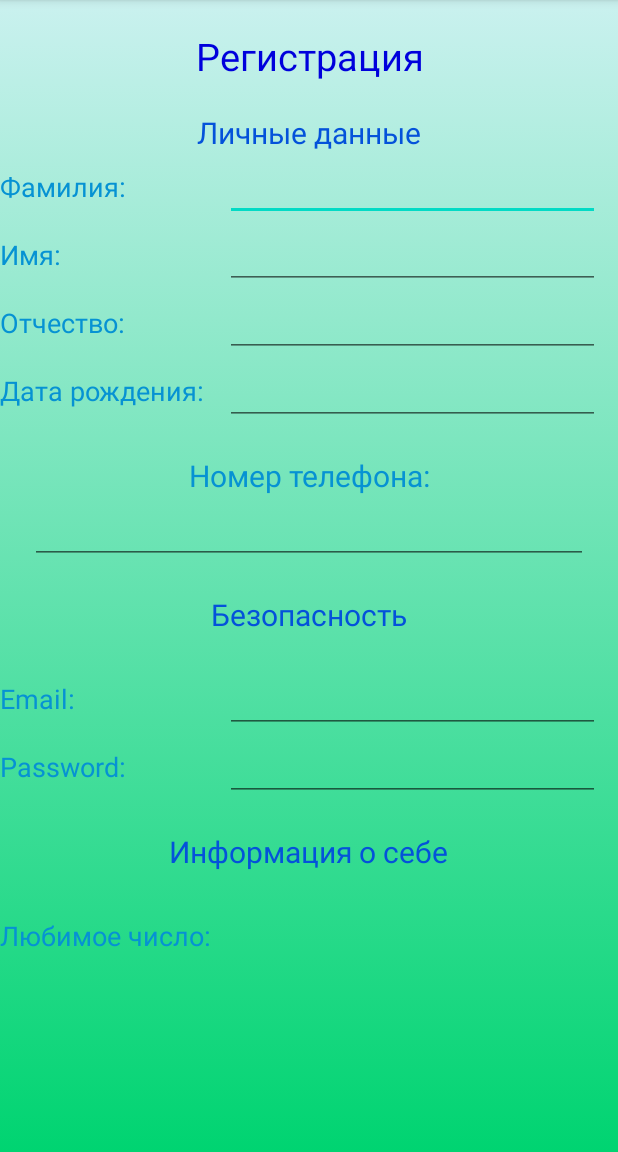
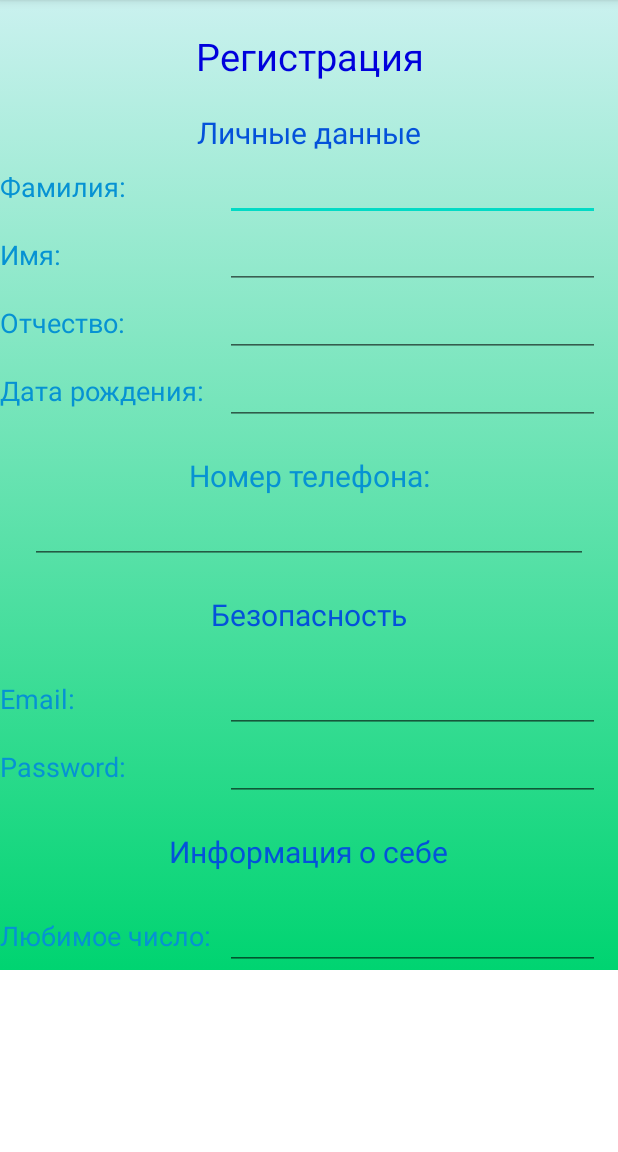
Before and after one commit to omy-q/FirstAndroidApp, an Android app: the EditTextActivity screen opened directly, with no data from a screen before it, on a phone screen of 412 x 824 dp, the part 84-1236 px from its top. Run offline under Robolectric (Android 15) with nearby library versions, the phone set to English and light mode, and no system bars.

Commit message:
add ScrollView

```diff
--- a/app/src/main/res/layout/activity_edit_text.xml
+++ b/app/src/main/res/layout/activity_edit_text.xml
@@ -1,31 +1,35 @@
 <?xml version="1.0" encoding="utf-8"?>
+<ScrollView xmlns:android="http://schemas.android.com/apk/res/android"
+    xmlns:tools="http://schemas.android.com/tools"
+    android:layout_width="match_parent"
+    android:layout_height="wrap_content">
+
     <LinearLayout
-    xmlns:android="http://schemas.android.com/apk/res/android"
         android:layout_width="match_parent"
         android:layout_height="match_parent"
+        android:background="@drawable/linearlayout_edit_text_elements"
         android:gravity="center_horizontal"
-    android:orientation="vertical"
-    android:background="@drawable/linearlayout_edit_text_elements">
+        android:orientation="vertical">
 
         <TextView
             android:id="@+id/registration"
             android:layout_width="wrap_content"
             android:layout_height="wrap_content"
+            android:layout_marginTop="20dp"
             android:gravity="center"
             android:text="@string/registration"
             android:textColor="@color/heading"
-        android:textSize="25sp"
-        android:layout_marginTop="20dp"/>
+            android:textSize="25sp" />
 
         <TextView
             android:id="@+id/person_data"
             android:layout_width="wrap_content"
             android:layout_height="wrap_content"
+            android:layout_marginTop="20dp"
             android:gravity="center"
             android:text="@string/person_data"
             android:textColor="@color/heading_2level"
-        android:textSize="20sp"
-        android:layout_marginTop="20dp" />
+            android:textSize="20sp" />
 
         <LinearLayout
             android:layout_width="match_parent"
@@ -44,8 +48,7 @@
                 android:id="@+id/surname_text"
                 android:layout_width="250dp"
                 android:layout_height="wrap_content"
-            android:inputType="textPersonName"
-            />
+                android:inputType="textPersonName" />
 
         </LinearLayout>
 
@@ -115,25 +118,25 @@
         <LinearLayout
             android:layout_width="match_parent"
             android:layout_height="wrap_content"
-        android:orientation="vertical"
-        android:layout_marginTop="20dp">
+            android:layout_marginTop="20dp"
+            android:orientation="vertical">
 
             <TextView
                 android:id="@+id/phone"
                 android:layout_width="match_parent"
                 android:layout_height="wrap_content"
+                android:gravity="center"
                 android:text="@string/phone"
                 android:textColor="@color/text"
-            android:textSize="20sp"
-            android:gravity="center"/>
+                android:textSize="20sp" />
 
             <EditText
                 android:id="@+id/phone_text"
                 android:layout_width="match_parent"
                 android:layout_height="wrap_content"
-            android:inputType="phone"
                 android:layout_marginStart="20dp"
-            android:layout_marginEnd="20dp"/>
+                android:layout_marginEnd="20dp"
+                android:inputType="phone" />
 
         </LinearLayout>
 
@@ -142,17 +145,17 @@
             android:id="@+id/safety"
             android:layout_width="wrap_content"
             android:layout_height="wrap_content"
+            android:layout_marginTop="20dp"
             android:gravity="center"
             android:text="@string/safety"
             android:textColor="@color/heading_2level"
-        android:textSize="20sp"
-        android:layout_marginTop="20dp"/>
+            android:textSize="20sp" />
 
         <LinearLayout
             android:layout_width="match_parent"
             android:layout_height="wrap_content"
-        android:orientation="horizontal"
-        android:layout_marginTop="20dp">
+            android:layout_marginTop="20dp"
+            android:orientation="horizontal">
 
             <TextView
                 android:id="@+id/email"
@@ -166,8 +169,7 @@
                 android:id="@+id/email_text"
                 android:layout_width="250dp"
                 android:layout_height="wrap_content"
-            android:inputType="textEmailAddress"
-            />
+                android:inputType="textEmailAddress" />
 
         </LinearLayout>
 
@@ -196,32 +198,32 @@
             android:id="@+id/questions"
             android:layout_width="wrap_content"
             android:layout_height="wrap_content"
+            android:layout_marginTop="20dp"
             android:gravity="center"
             android:text="@string/questions"
             android:textColor="@color/heading_2level"
-        android:textSize="20sp"
-        android:layout_marginTop="20dp"/>
+            android:textSize="20sp" />
 
         <LinearLayout
             android:layout_width="match_parent"
             android:layout_height="wrap_content"
-        android:orientation="horizontal"
-        android:layout_marginTop="20dp">
+            android:layout_marginTop="20dp"
+            android:orientation="horizontal">
 
             <TextView
                 android:id="@+id/question1"
-            android:layout_width="match_parent"
+                android:layout_width="150dp"
                 android:layout_height="wrap_content"
                 android:text="@string/question1"
                 android:textColor="@color/text"
                 android:textSize="18sp" />
 
             <EditText
-            android:layout_width="match_parent"
+                android:id="@+id/question1_text"
+                android:layout_width="250dp"
                 android:layout_height="wrap_content"
                 android:inputType="number" />
 
         </LinearLayout>
-
-
     </LinearLayout>
+</ScrollView>
```
Lines whose indentation alone changed are shown as unchanged.
